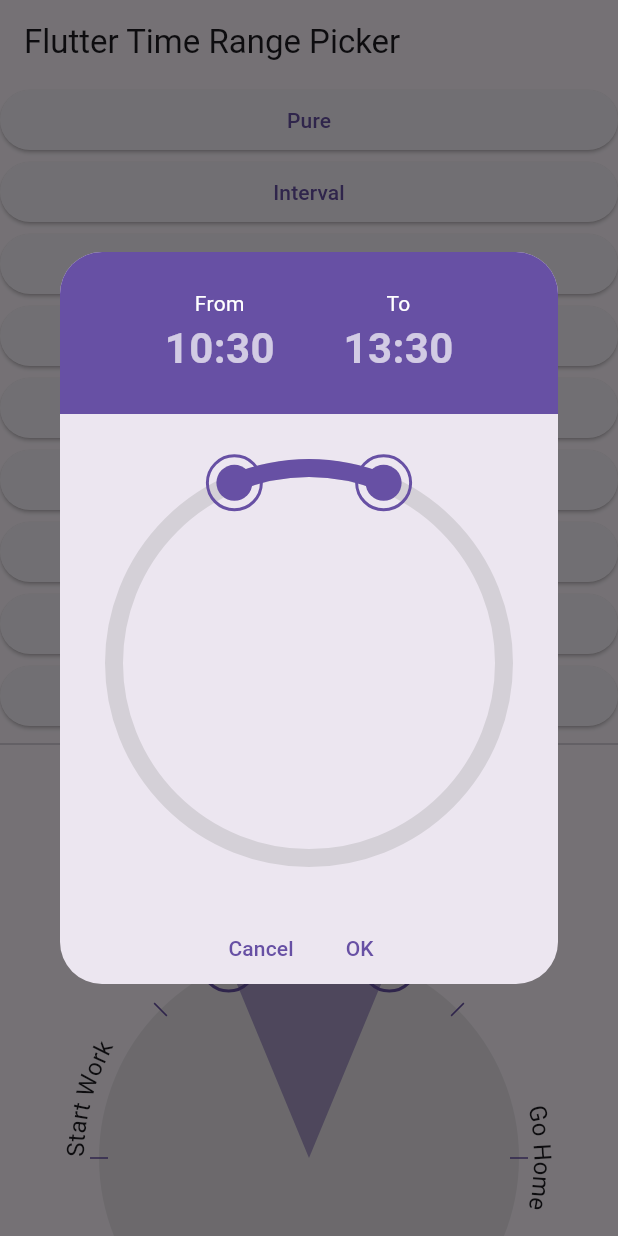
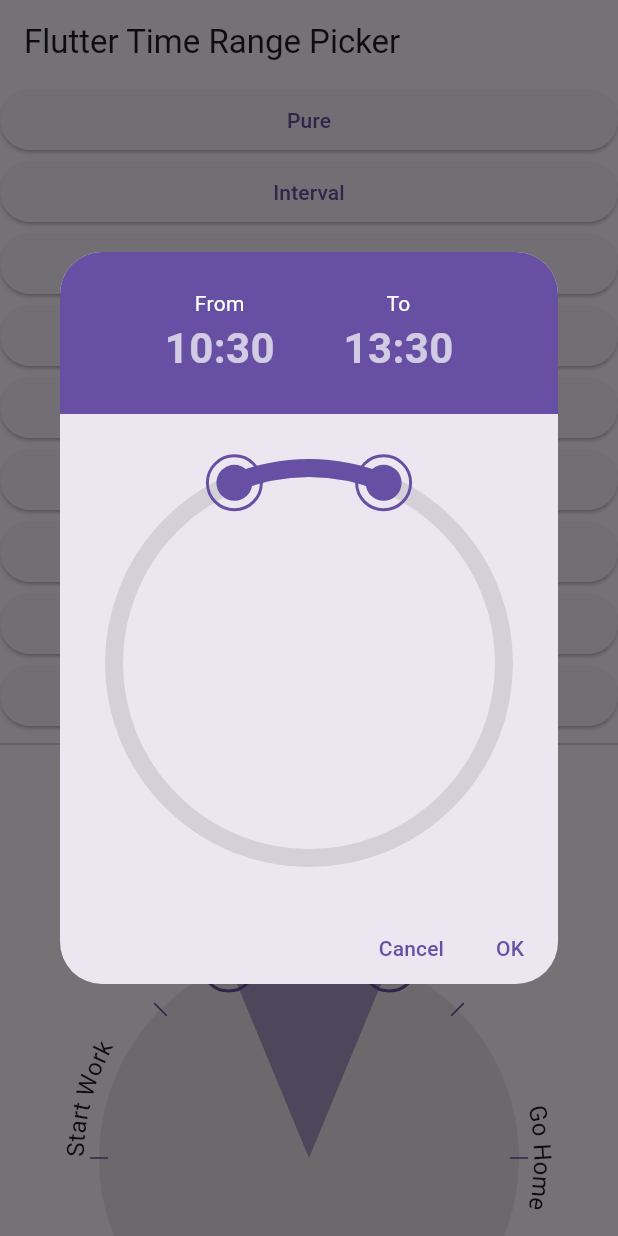
Before and after one commit to Chris1234567899/flutter_time_range_picker, a Flutter app: the screen it shows after launch, after a tap on "Pure", on a phone screen of 412 x 824 dp. Run offline on Flutter 3.47's test engine with Material 3 defaults, Android fonts, the phone set to English and light mode, and no system bars.

Commit message:
update button bar main axis alignment

```diff
--- a/lib/src/time-range-dialog.dart
+++ b/lib/src/time-range-dialog.dart
@@ -669,6 +669,7 @@ class TimeRangePickerState extends State<TimeRangePicker>
 
   Widget buildButtonBar({required MaterialLocalizations localizations}) =>
       OverflowBar(
+        alignment: MainAxisAlignment.end,
         children: <Widget>[
           TextButton(
             child: Text(localizations.cancelButtonLabel),
```
